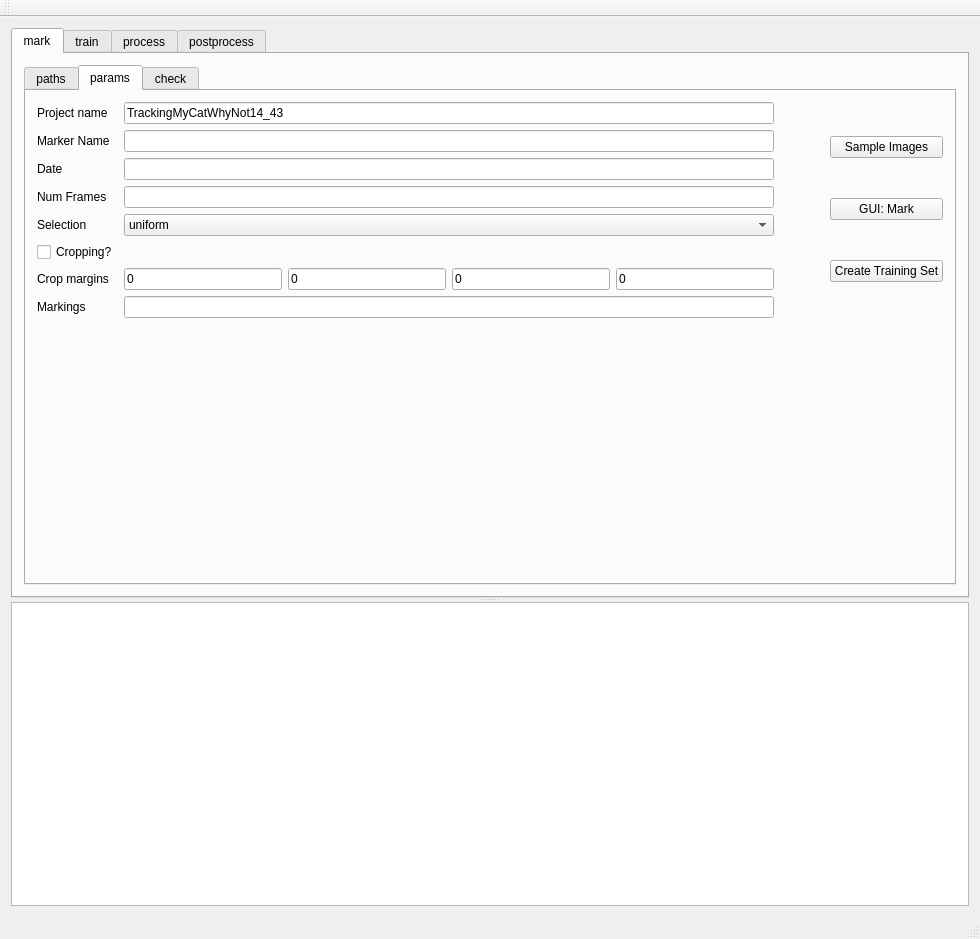
Above: dlc_serv_gui/dlc_serv_gui/dlcgui.ui from Lippolis96/dlc-scripts before the change. Below: the same form after it.
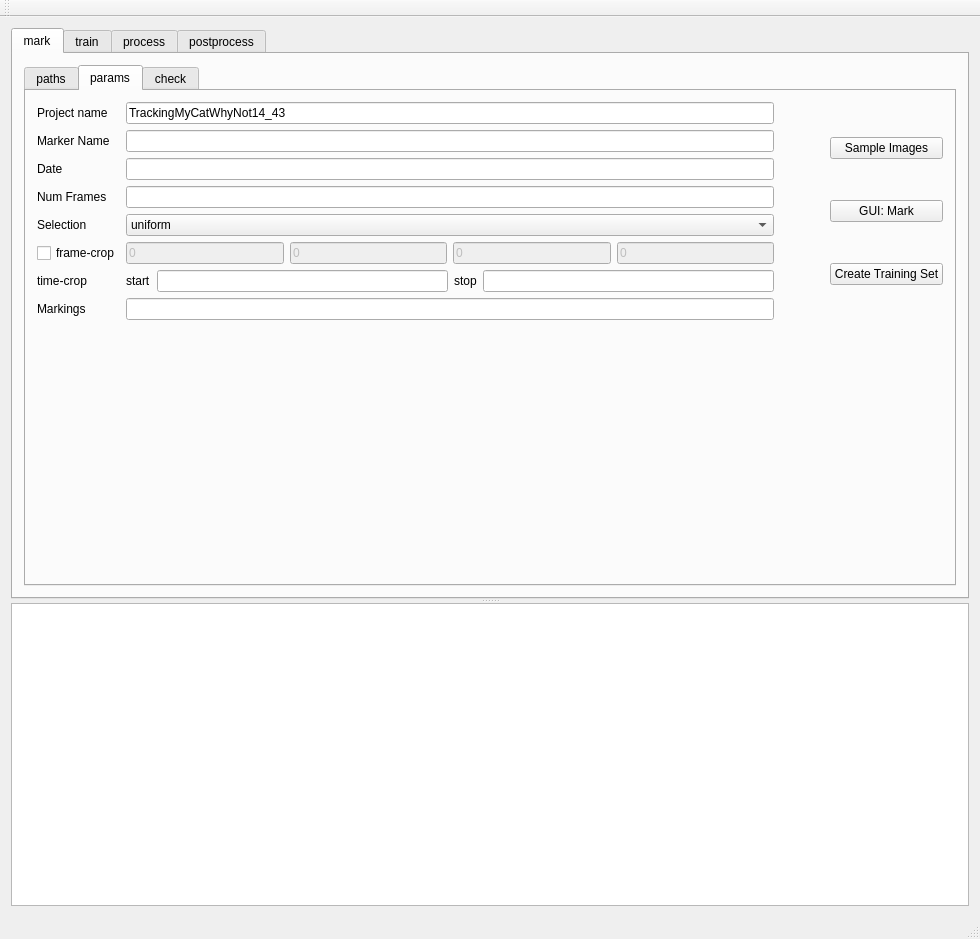
That is the form after the change.

Diff of the .ui file:
```diff
--- a/dlc_serv_gui/dlc_serv_gui/dlcgui.ui
+++ b/dlc_serv_gui/dlc_serv_gui/dlcgui.ui
@@ -125,6 +125,16 @@
               <layout class="QHBoxLayout" name="horizontalLayout_2">
                <item>
                 <layout class="QGridLayout" name="gridLayout_2">
+                 <item row="6" column="0">
+                  <widget class="QCheckBox" name="paramCroppingCheckBox">
+                   <property name="text">
+                    <string>frame-crop</string>
+                   </property>
+                   <property name="checked">
+                    <bool>false</bool>
+                   </property>
+                  </widget>
+                 </item>
                  <item row="4" column="0">
                   <widget class="QLabel" name="paramSelectionLabel">
                    <property name="text">
@@ -170,41 +180,53 @@
                   <layout class="QHBoxLayout" name="horizontalLayout">
                    <item>
                     <widget class="QLineEdit" name="paramCropMarginsXMin">
+                     <property name="enabled">
+                      <bool>false</bool>
+                     </property>
                      <property name="text">
                       <string>0</string>
                      </property>
                      <property name="readOnly">
-                      <bool>true</bool>
+                      <bool>false</bool>
                      </property>
                     </widget>
                    </item>
                    <item>
                     <widget class="QLineEdit" name="paramCropMarginsXMax">
+                     <property name="enabled">
+                      <bool>false</bool>
+                     </property>
                      <property name="text">
                       <string>0</string>
                      </property>
                      <property name="readOnly">
-                      <bool>true</bool>
+                      <bool>false</bool>
                      </property>
                     </widget>
                    </item>
                    <item>
                     <widget class="QLineEdit" name="paramCropMarginsYMin">
+                     <property name="enabled">
+                      <bool>false</bool>
+                     </property>
                      <property name="text">
                       <string>0</string>
                      </property>
                      <property name="readOnly">
-                      <bool>true</bool>
+                      <bool>false</bool>
                      </property>
                     </widget>
                    </item>
                    <item>
                     <widget class="QLineEdit" name="paramCropMarginsYMax">
+                     <property name="enabled">
+                      <bool>false</bool>
+                     </property>
                      <property name="text">
                       <string>0</string>
                      </property>
                      <property name="readOnly">
-                      <bool>true</bool>
+                      <bool>false</bool>
                      </property>
                     </widget>
                    </item>
@@ -220,33 +242,16 @@
                  <item row="3" column="1">
                   <widget class="QLineEdit" name="paramNumFrameLineEdit"/>
                  </item>
-                 <item row="5" column="0">
-                  <widget class="QCheckBox" name="paramCroppingCheckBox">
-                   <property name="text">
-                    <string>Cropping?</string>
-                   </property>
-                   <property name="checked">
-                    <bool>false</bool>
-                   </property>
-                  </widget>
-                 </item>
-                 <item row="7" column="0">
+                 <item row="8" column="0">
                   <widget class="QLabel" name="paramMarkingsLabel">
                    <property name="text">
                     <string>Markings</string>
                    </property>
                   </widget>
                  </item>
-                 <item row="7" column="1">
+                 <item row="8" column="1">
                   <widget class="QLineEdit" name="paramMarkingsLineEdit"/>
                  </item>
-                 <item row="6" column="0">
-                  <widget class="QLabel" name="paramMarginsLabel">
-                   <property name="text">
-                    <string>Crop margins</string>
-                   </property>
-                  </widget>
-                 </item>
                  <item row="0" column="0">
                   <widget class="QLabel" name="paramProjectNameLabel">
                    <property name="text">
@@ -261,6 +266,37 @@
                    </property>
                   </widget>
                  </item>
+                 <item row="7" column="0">
+                  <widget class="QLabel" name="paramTimeCropLabel">
+                   <property name="text">
+                    <string>time-crop</string>
+                   </property>
+                  </widget>
+                 </item>
+                 <item row="7" column="1">
+                  <layout class="QHBoxLayout" name="horizontalLayout_3">
+                   <item>
+                    <widget class="QLabel" name="paramTimeCropStartLabel">
+                     <property name="text">
+                      <string>start</string>
+                     </property>
+                    </widget>
+                   </item>
+                   <item>
+                    <widget class="QLineEdit" name="paramTimeCropStartLineEdit"/>
+                   </item>
+                   <item>
+                    <widget class="QLabel" name="paramTimeCropStopLabel">
+                     <property name="text">
+                      <string>stop</string>
+                     </property>
+                    </widget>
+                   </item>
+                   <item>
+                    <widget class="QLineEdit" name="paramTimeCropStopLineEdit"/>
+                   </item>
+                  </layout>
+                 </item>
                 </layout>
                </item>
                <item>
```
Left out of the diff: 16 changed lines with no effect on the pictures.
